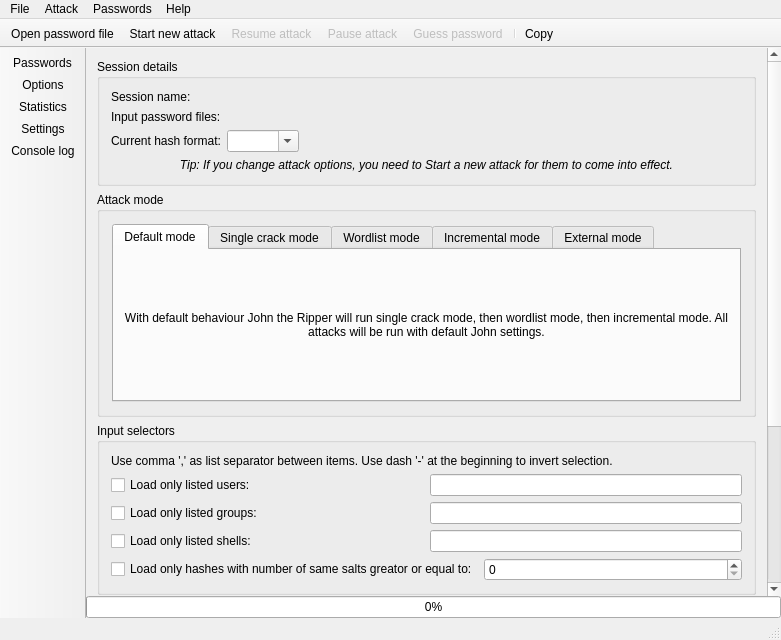
Above: forms/mainwindow.ui from openwall/johnny before the change. Below: the same form after it.
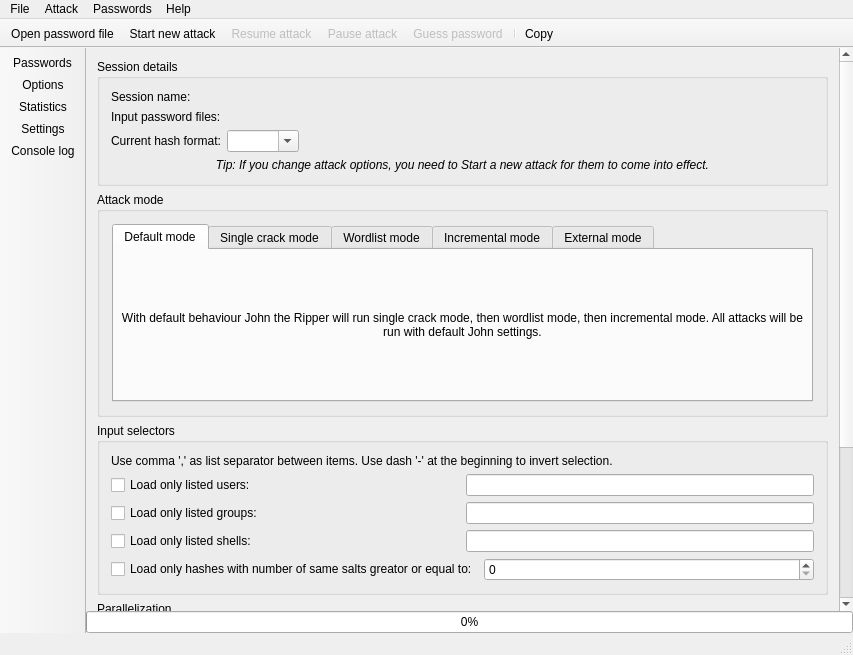
That is the form after the change. The open tabs and pages were chosen to show the change. Icons and pictures are not drawn. Custom widgets are drawn as their Qt base class.

Commit message: Default hash format used in attack by JtR #61 .

Diff of the .ui file:
```diff
--- a/forms/mainwindow.ui
+++ b/forms/mainwindow.ui
@@ -6,8 +6,8 @@
    <rect>
     <x>0</x>
     <y>0</y>
-    <width>781</width>
-    <height>640</height>
+    <width>853</width>
+    <height>655</height>
    </rect>
   </property>
   <property name="sizePolicy">
@@ -215,8 +215,8 @@
             <rect>
              <x>0</x>
              <y>0</y>
-             <width>705</width>
-             <height>889</height>
+             <width>743</width>
+             <height>928</height>
             </rect>
            </property>
            <layout class="QVBoxLayout" name="verticalLayout_5">
@@ -1192,8 +1192,8 @@
     <rect>
      <x>0</x>
      <y>0</y>
-     <width>781</width>
-     <height>22</height>
+     <width>853</width>
+     <height>27</height>
     </rect>
    </property>
    <property name="contextMenuPolicy">
```
Left out of the diff: 9 changed lines with no effect on the pictures. The commit also changes 2 other files.
